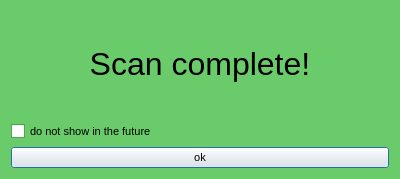
lasersphere/Tilda, file TildaHost/source/Interface/DialogsUi/Ui_ScanCompleteDial.ui: the form before one commit.
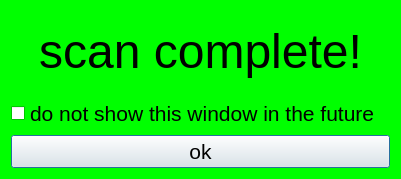
The form after the commit.

Patch:
```diff
--- a/TildaHost/source/Interface/DialogsUi/Ui_ScanCompleteDial.ui
+++ b/TildaHost/source/Interface/DialogsUi/Ui_ScanCompleteDial.ui
@@ -6,7 +6,7 @@
    <rect>
     <x>0</x>
     <y>0</y>
-    <width>400</width>
+    <width>401</width>
     <height>179</height>
    </rect>
   </property>
@@ -24,9 +24,9 @@
      </colorrole>
      <colorrole role="Window">
       <brush brushstyle="SolidPattern">
-       <color alpha="150">
+       <color alpha="255">
         <red>0</red>
-        <green>167</green>
+        <green>255</green>
         <blue>0</blue>
        </color>
       </brush>
@@ -44,9 +44,9 @@
      </colorrole>
      <colorrole role="Window">
       <brush brushstyle="SolidPattern">
-       <color alpha="150">
+       <color alpha="255">
         <red>0</red>
-        <green>167</green>
+        <green>255</green>
         <blue>0</blue>
        </color>
       </brush>
@@ -55,18 +55,18 @@
     <disabled>
      <colorrole role="Base">
       <brush brushstyle="SolidPattern">
-       <color alpha="150">
+       <color alpha="255">
         <red>0</red>
-        <green>167</green>
+        <green>255</green>
         <blue>0</blue>
        </color>
       </brush>
      </colorrole>
      <colorrole role="Window">
       <brush brushstyle="SolidPattern">
-       <color alpha="150">
+       <color alpha="255">
         <red>0</red>
-        <green>167</green>
+        <green>255</green>
         <blue>0</blue>
        </color>
       </brush>
@@ -90,11 +90,11 @@
     <widget class="QLabel" name="label">
      <property name="font">
       <font>
-       <pointsize>24</pointsize>
+       <pointsize>36</pointsize>
       </font>
      </property>
      <property name="text">
-      <string>Scan complete!</string>
+      <string>scan complete!</string>
      </property>
      <property name="textFormat">
       <enum>Qt::AutoText</enum>
@@ -106,13 +106,23 @@
    </item>
    <item>
     <widget class="QCheckBox" name="checkBox">
+     <property name="font">
+      <font>
+       <pointsize>16</pointsize>
+      </font>
+     </property>
      <property name="text">
-      <string>do not show in the future</string>
+      <string>do not show this window in the future</string>
      </property>
     </widget>
    </item>
    <item>
     <widget class="QPushButton" name="pushButton">
+     <property name="font">
+      <font>
+       <pointsize>16</pointsize>
+      </font>
+     </property>
      <property name="autoFillBackground">
       <bool>false</bool>
      </property>
```
Left out of the diff: 6 changed lines with no effect on the pictures.
